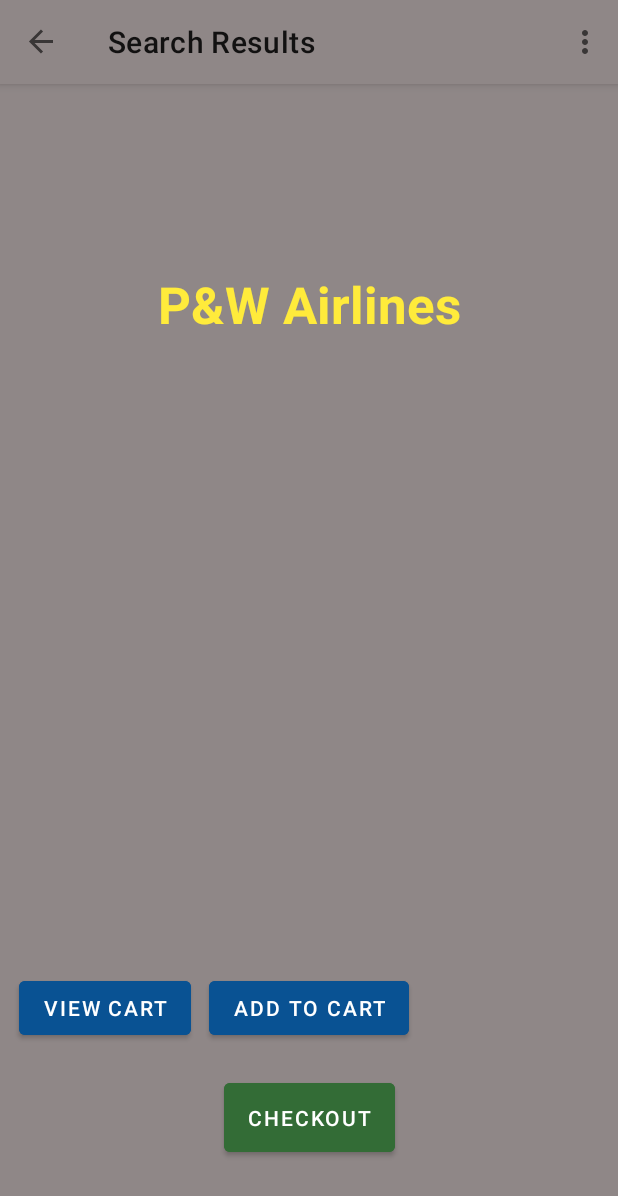
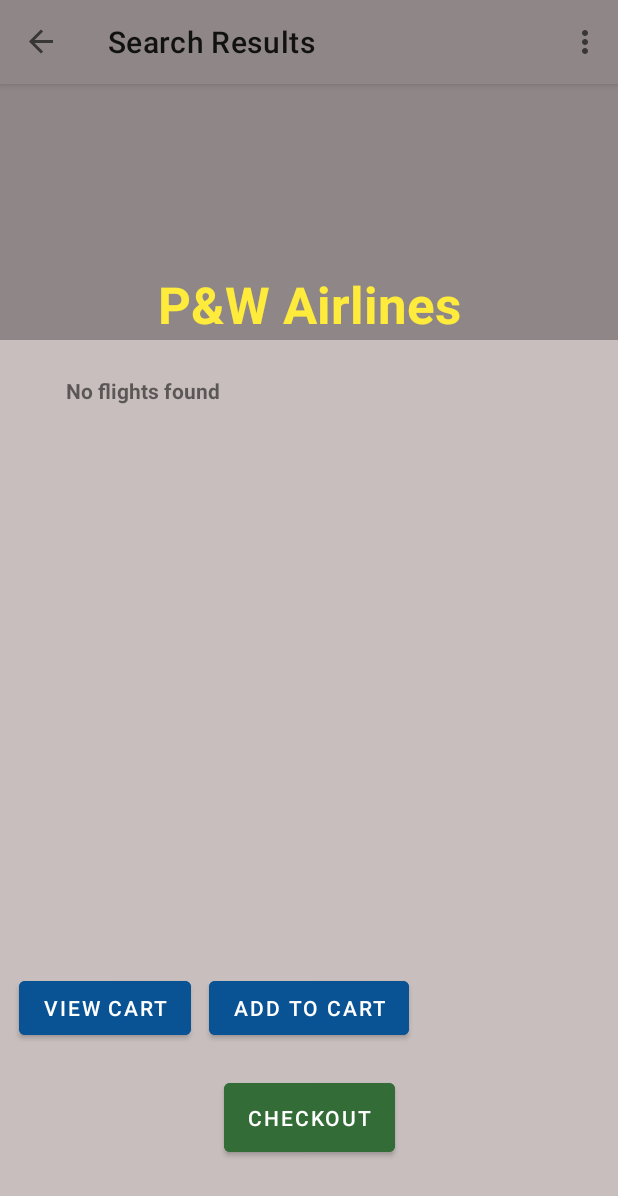
Before and after one commit to pestilence-and-war/AirlineReservations, an Android app: the SearchResultsFragment screen opened through its navigation route, on a phone screen of 412 x 824 dp. Shown: the top 1196 px of the screen. Run offline under Robolectric (Android 15) with nearby library versions, the phone set to English and light mode, and no system bars; our stand-ins replace navigation-ui.

Commit message:
Fixed search results view

```diff
--- a/app/src/main/java/com/example/airlinereservations/FlightsAdapter.java
+++ b/app/src/main/java/com/example/airlinereservations/FlightsAdapter.java
@@ -1,5 +1,6 @@
 package com.example.airlinereservations;
 
+import android.graphics.Typeface;
 import android.view.LayoutInflater;
 import android.view.View;
 import android.view.ViewGroup;
@@ -26,10 +27,16 @@ public class FlightsAdapter extends RecyclerView.Adapter<FlightsAdapter.FlightVi
     @Override
     public void onBindViewHolder(@NonNull FlightViewHolder holder, int position) {
         System.out.println("Binding data to view holder: " + position);// Debugging line
-        Flight flight = flightsList.get(position);
-        holder.textViewFlightId.setText("Flight ID: " + flight.getId());
-        holder.textViewDepartureDate.setText("Departure Date: " + flight.getDepartureDate().toString());
-        holder.textViewPrice.setText("Price: " + flight.getPrice());
+        if (flightsList == null || flightsList.size() == 0)  {
+            holder.textViewFlightId.setText("No flights found");
+            holder.textViewDepartureDate.setText("");
+            holder.textViewPrice.setText("");
+        } else {
+            Flight flight = flightsList.get(position);
+            holder.textViewFlightId.setText("Flight ID: " + flight.getId());
+            holder.textViewDepartureDate.setText("Departure Date: " + flight.getDepartureDate().toString());
+            holder.textViewPrice.setText("Price: $" + flight.getPrice());
+        }
         // Bind flight data to views here
         // For example: holder.airlineTextView.setText(flight.getAirline());
     }
@@ -37,10 +44,10 @@ public class FlightsAdapter extends RecyclerView.Adapter<FlightsAdapter.FlightVi
 
     @Override
     public int getItemCount() {
-        if (flightsList != null) {
+        if (flightsList != null && flightsList.size() > 0) {
             return flightsList.size();
         } else {
-            return 0;
+            return 1;
         }
     }
 
--- a/app/src/main/res/layout/flight_item.xml
+++ b/app/src/main/res/layout/flight_item.xml
@@ -12,9 +12,21 @@
         android:id="@+id/textViewFlightId"
         android:layout_width="wrap_content"
         android:layout_height="wrap_content"
-        android:layout_marginStart="40dp"
-        android:layout_marginTop="40dp"
+        android:layout_marginStart="36dp"
+        android:layout_marginTop="16dp"
         android:text="Flight ID: "
+        android:textStyle="bold"
+        app:layout_constraintStart_toStartOf="parent"
+        app:layout_constraintTop_toTopOf="parent" />
+
+    <TextView
+        android:id="@+id/textViewPrice"
+        android:layout_width="wrap_content"
+        android:layout_height="wrap_content"
+        android:layout_marginStart="36dp"
+        android:layout_marginTop="56dp"
+        android:text="Price: "
+        android:textStyle="bold"
         app:layout_constraintStart_toStartOf="parent"
         app:layout_constraintTop_toTopOf="parent" />
 
@@ -22,19 +34,10 @@
         android:id="@+id/textViewDepartureDate"
         android:layout_width="wrap_content"
         android:layout_height="wrap_content"
-        android:layout_marginStart="404dp"
-        android:layout_marginTop="40dp"
+        android:layout_marginStart="36dp"
+        android:layout_marginTop="36dp"
         android:text="Departure Date: "
-        app:layout_constraintStart_toStartOf="parent"
-        app:layout_constraintTop_toTopOf="parent" />
-
-    <TextView
-        android:id="@+id/textViewPrice"
-        android:layout_width="wrap_content"
-        android:layout_height="wrap_content"
-        android:layout_marginStart="552dp"
-        android:layout_marginTop="40dp"
-        android:text="Price: "
+        android:textStyle="bold"
         app:layout_constraintStart_toStartOf="parent"
         app:layout_constraintTop_toTopOf="parent" />
 
--- a/app/src/main/res/layout/fragment_admin_options.xml
+++ b/app/src/main/res/layout/fragment_admin_options.xml
@@ -4,7 +4,7 @@
     xmlns:tools="http://schemas.android.com/tools"
     android:layout_width="match_parent"
     android:layout_height="match_parent"
-    android:background="#8F8787"
+    android:background="#C8BEBE"
     tools:context=".AdminOptionsFragment">
 
     <Button
--- a/app/src/main/res/layout/fragment_admin_override.xml
+++ b/app/src/main/res/layout/fragment_admin_override.xml
@@ -4,7 +4,7 @@
     xmlns:tools="http://schemas.android.com/tools"
     android:layout_width="match_parent"
     android:layout_height="match_parent"
-    android:background="#8F8787"
+    android:background="#C8BEBE"
     tools:context=".AdminOverrideFragment">
 
     <TextView
--- a/app/src/main/res/layout/fragment_content.xml
+++ b/app/src/main/res/layout/fragment_content.xml
@@ -4,7 +4,7 @@
     xmlns:tools="http://schemas.android.com/tools"
     android:layout_width="match_parent"
     android:layout_height="match_parent"
-    android:background="#8F8787">
+    android:background="#C8BEBE">
 
 
     <Button
--- a/app/src/main/res/layout/fragment_login.xml
+++ b/app/src/main/res/layout/fragment_login.xml
@@ -4,7 +4,7 @@
     xmlns:tools="http://schemas.android.com/tools"
     android:layout_width="match_parent"
     android:layout_height="match_parent"
-    android:background="#8F8787"
+    android:background="#C8BEBE"
     tools:context=".LoginFragment">
 
     <Button
--- a/app/src/main/res/layout/fragment_search.xml
+++ b/app/src/main/res/layout/fragment_search.xml
@@ -4,7 +4,7 @@
     xmlns:tools="http://schemas.android.com/tools"
     android:layout_width="match_parent"
     android:layout_height="match_parent"
-    android:background="#8F8787"
+    android:background="#C8BEBE"
     tools:context=".SearchFragment">
 
     <TextView
--- a/app/src/main/res/layout/fragment_search_results.xml
+++ b/app/src/main/res/layout/fragment_search_results.xml
@@ -4,7 +4,7 @@
     xmlns:tools="http://schemas.android.com/tools"
     android:layout_width="match_parent"
     android:layout_height="match_parent"
-    android:background="#8F8787"
+    android:background="#C8BEBE"
     tools:context=".SearchResultsFragment">
 
     <androidx.recyclerview.widget.RecyclerView
```
